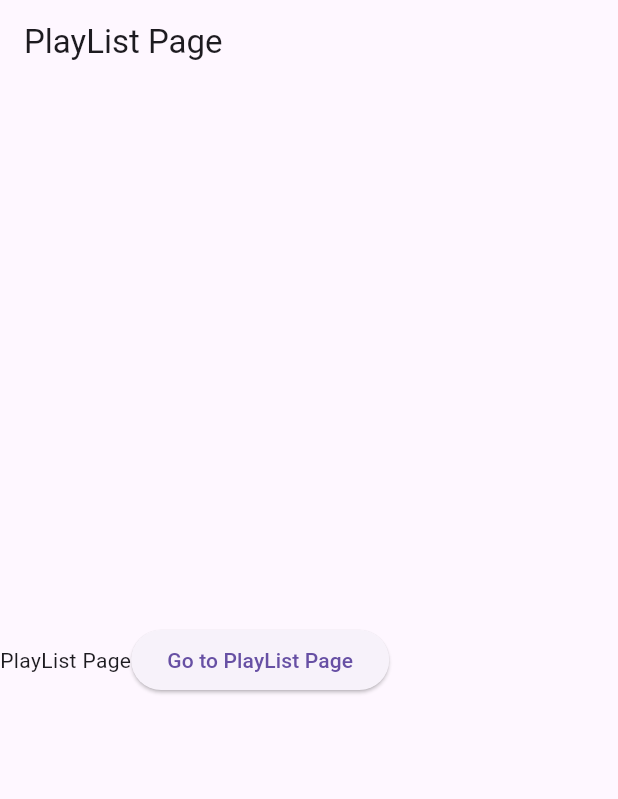
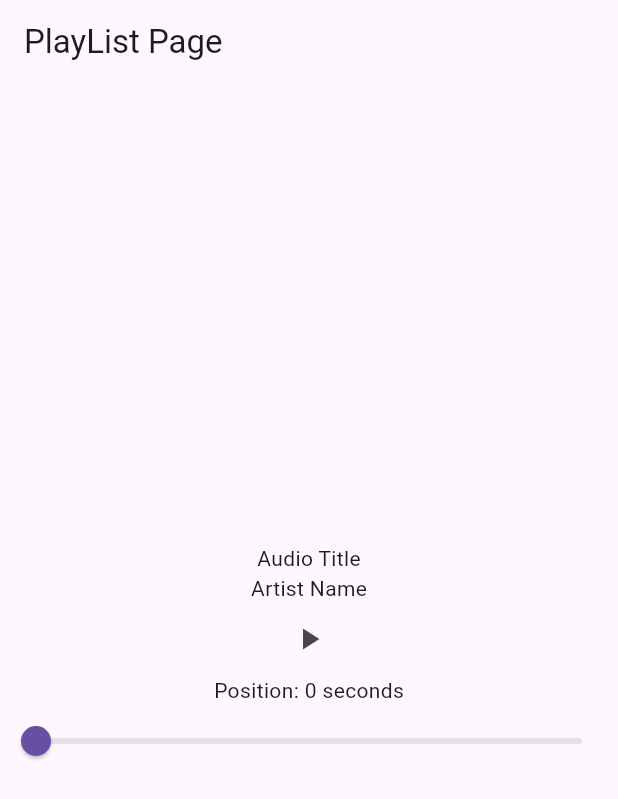
Before and after one commit to sggnology/for_howl, a Flutter app: the screen it shows after launch, on a phone screen of 412 x 824 dp. Shown: the top 799 px of the screen. Run offline on Flutter 3.47's test engine with Material 3 defaults, Android fonts, the light colour scheme and no system bars; our stand-ins replace audio_service, just_audio, shared_preferences; missing offline and left inert: youtube_explode_dart.

Commit message:
[view & service] 플레이리스트 페이지 구성

```diff
--- /dev/null
+++ b/lib/view/audio_player_screen/index.dart
@@ -0,0 +1,128 @@
+import 'package:audio_service/audio_service.dart';
+import 'package:flutter/material.dart';
+import 'package:for_howl/service/YoutubeHelper.dart';
+import 'package:for_howl/service/audio_handler/MyAudioHandler.dart';
+
+class AudioPlayerScreen extends StatefulWidget {
+  const AudioPlayerScreen({super.key});
+
+  @override
+  _AudioPlayerScreenState createState() => _AudioPlayerScreenState();
+}
+
+class _AudioPlayerScreenState extends State<AudioPlayerScreen> {
+  late MyAudioHandler _audioHandler;
+
+  @override
+  void initState() {
+    super.initState();
+  }
+
+  Future<void> _initAudioHandler() async {
+    _audioHandler = await AudioService.init(
+      builder: () => MyAudioHandler(),
+      config: const AudioServiceConfig(
+        androidNotificationChannelId: 'com.example.app.channel.audio',
+        androidNotificationChannelName: 'Audio Playback',
+        androidNotificationOngoing: true,
+      ),
+    );
+
+    var audioURL = await YoutubeHelper.extractAudioURLFromYoutubeURL("https://www.youtube.com/watch?v=3_9ZrX1Rn7Y");
+
+    // 오디오 소스 설정
+    await _audioHandler.setAudioSource(audioURL);
+  }
+
+  @override
+  Widget build(BuildContext context) {
+    return FutureBuilder(
+        future: _initAudioHandler(),
+        builder: (context, snapshot) {
+          if (snapshot.connectionState != ConnectionState.done) {
+            return const Center(
+              child: SizedBox(
+                width: 30,
+                height: 30,
+                child: CircularProgressIndicator(),
+              ),
+            );
+          }
+
+          return Column(
+            mainAxisAlignment: MainAxisAlignment.center,
+            children: [
+              // MediaItem 스트림 구독하여 UI에 표시
+              StreamBuilder<MediaItem?>(
+                stream: _audioHandler.mediaItem,
+                builder: (context, snapshot) {
+                  final mediaItem = snapshot.data;
+                  return Text(mediaItem?.title ?? 'No media');
+                },
+              ),
+              // MediaItem 스트림 구독하여 UI에 표시
+              StreamBuilder<MediaItem?>(
+                stream: _audioHandler.mediaItem,
+                builder: (context, snapshot) {
+                  final mediaItem = snapshot.data;
+                  return Text(mediaItem?.artist ?? 'No media');
+                },
+              ),
+              // PlaybackState 스트림 구독하여 UI에 표시
+              StreamBuilder<PlaybackState>(
+                stream: _audioHandler.playbackState,
+                builder: (context, snapshot) {
+                  final playbackState = snapshot.data;
+                  final playing = playbackState?.playing ?? false;
+                  return IconButton(
+                    icon: Icon(playing ? Icons.pause : Icons.play_arrow),
+                    onPressed: () {
+                      if (playing) {
+                        _audioHandler.pause();
+                      } else {
+                        _audioHandler.play();
+                      }
+                    },
+                  );
+                },
+              ),
+              // 현재 재생 위치 표시
+              StreamBuilder<Duration>(
+                stream: _audioHandler.playbackState
+                    .map((state) => state.updatePosition)
+                    .distinct(),
+                builder: (context, snapshot) {
+                  final position = snapshot.data ?? Duration.zero;
+                  return Text("Position: ${position.inSeconds} seconds");
+                },
+              ),
+              // 시크바
+              StreamBuilder<Duration?>(
+                stream: _audioHandler.mediaItem
+                    .map((item) => item?.duration)
+                    .distinct(),
+                builder: (context, snapshot) {
+                  final duration = snapshot.data ?? Duration.zero;
+                  return StreamBuilder<Duration>(
+                    stream: _audioHandler.playbackState
+                        .map((state) => state.updatePosition)
+                        .distinct(),
+                    builder: (context, positionSnapshot) {
+                      final position = positionSnapshot.data ?? Duration.zero;
+                      return Slider(
+                        min: 0,
+                        max: duration.inSeconds.toDouble(),
+                        value: position.inSeconds.toDouble(),
+                        onChanged: (value) {
+                          _audioHandler.seek(Duration(seconds: value.toInt()));
+                        },
+                      );
+                    },
+                  );
+                },
+              ),
+            ],
+          );
+        });
+  }
+}
--- a/lib/view/playlist/index.dart
+++ b/lib/view/playlist/index.dart
@@ -1,5 +1,6 @@
 import 'package:flutter/material.dart';
-import 'package:for_howl/service/YoutubeHelper.dart';
+
+import '../audio_player_screen/index.dart';
 
 class PlaylistPage extends StatelessWidget {
   const PlaylistPage({super.key});
@@ -10,36 +11,14 @@ class PlaylistPage extends StatelessWidget {
       appBar: AppBar(
         title: const Text('PlayList Page'),
       ),
-      body: PlaylistStatefulPage(),
+      body: const Row(
+        children: [
+          Flexible(
+            fit: FlexFit.tight,
+            child: AudioPlayerScreen(),
+          ),
+        ],
+      ),
     );
   }
 }
-
-class PlaylistStatefulPage extends StatefulWidget {
-  const PlaylistStatefulPage({super.key});
-
-  @override
-  State<PlaylistStatefulPage> createState() => _PlaylistStatefulPageState();
-}
-
-class _PlaylistStatefulPageState extends State<PlaylistStatefulPage> {
-
-  @override
-  Widget build(BuildContext context) {
-    return Scaffold(
-        body: Center(
-            child: Row(
-              children: [
-                Text('PlayList Page'),
-                ElevatedButton(
-                    onPressed: () {
-                      YoutubeHelper.extractAudioURLFromYoutubeURL("https://www.youtube.com/watch?v=l0C904QrkvY");
-                    },
-                    child: Text('Go to PlayList Page')
-                )
-              ],
-            )
-        )
-    );
-  }
-}
--- a/pubspec.yaml
+++ b/pubspec.yaml
@@ -37,6 +37,9 @@ dependencies:
   cupertino_icons: ^1.0.6
   shared_preferences: ^2.2.3
   youtube_explode_dart: ^2.2.1
+  just_audio: ^0.9.40
+  audio_service: ^0.18.15
+  audio_session: ^0.1.21
 
 dev_dependencies:
   flutter_test:
```
Also changed, not shown: lib/main.dart (+7 -6 lines), lib/service/audio_handler/MyAudioHandler.dart (added, +81 -0 lines), pubspec.lock.
